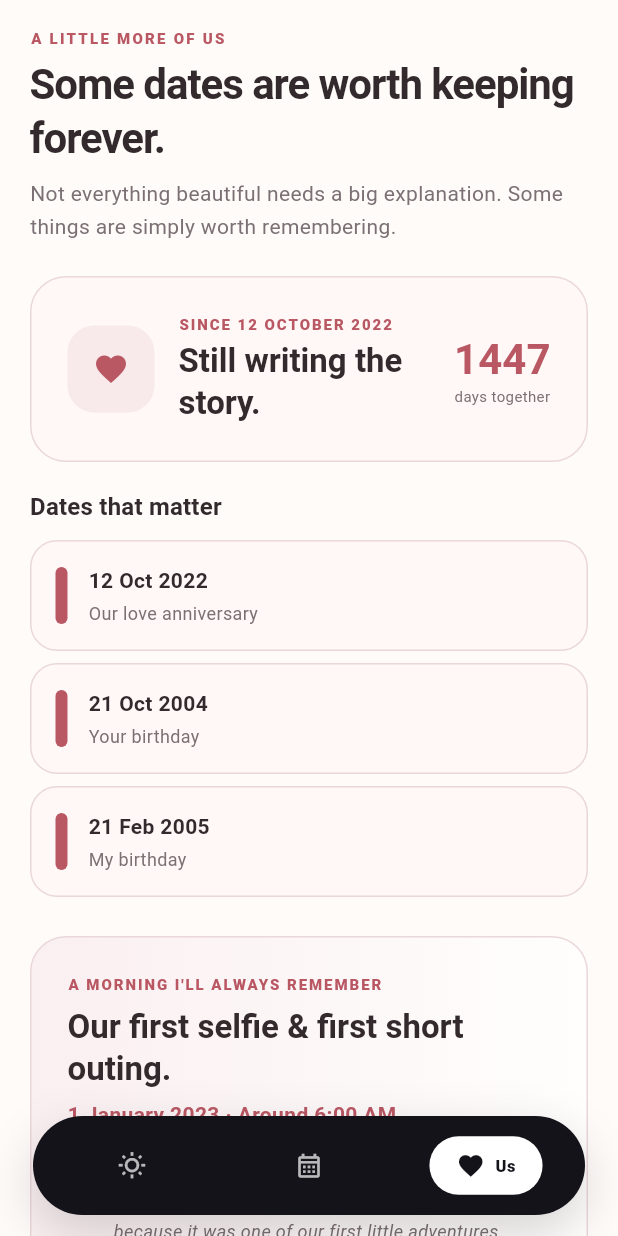
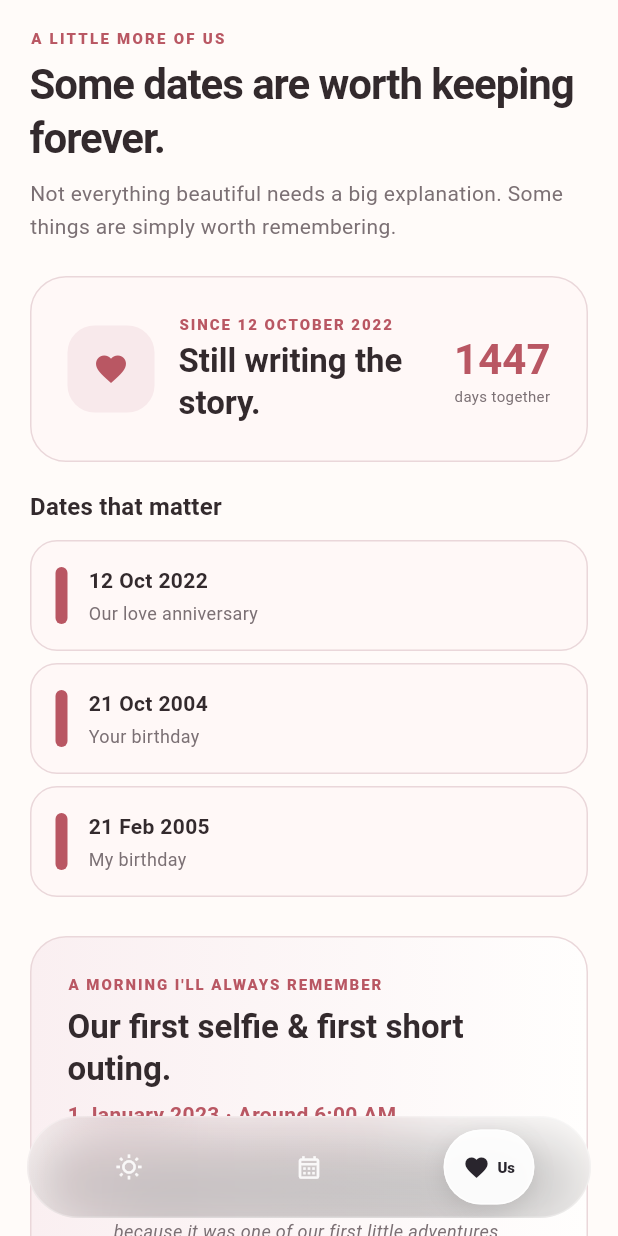
Before and after one commit to HAVSTech/her-little-space, a Flutter app: the screen it shows after launch, item 3 of the bottom bar chosen, on a phone screen of 412 x 824 dp. Run offline on Flutter 3.47's test engine with Material 3 defaults, Android fonts, the phone set to English and light mode, and no system bars; our stand-ins replace shared_preferences, supabase_flutter; accounts and stored records are empty; network calls fail.

Commit message:
Fix locale initialization and add liquid glass navigation

```diff
--- a/lib/main.dart
+++ b/lib/main.dart
@@ -2,6 +2,7 @@ import 'dart:async';
 import 'dart:ui' as ui;
 import 'package:flutter/material.dart';
 import 'package:intl/intl.dart';
+import 'package:intl/date_symbol_data_local.dart';
 import 'package:supabase_flutter/supabase_flutter.dart';
 import 'services/supabase_service.dart';
 import 'services/preferences_service.dart';
@@ -124,6 +125,7 @@ class AppState extends ChangeNotifier {
 
 Future<void> main() async {
   WidgetsFlutterBinding.ensureInitialized();
+  await initializeDateFormatting('en_IN');
   await Supabase.initialize(
     url: supabaseUrl,
     publishableKey: supabasePublishableKey,
@@ -219,18 +221,39 @@ class _FloatingBottomNav extends StatelessWidget {
     final bottom = MediaQuery.paddingOf(context).bottom;
 
     return Padding(
-      padding: EdgeInsets.fromLTRB(22, 0, 22, bottom + 14),
+      padding: EdgeInsets.fromLTRB(18, 0, 18, bottom + 12),
+      child: ClipRRect(
+        borderRadius: BorderRadius.circular(36),
+        child: BackdropFilter(
+          filter: ui.ImageFilter.blur(sigmaX: 22, sigmaY: 22),
           child: Container(
-        height: 66,
+            height: 68,
             padding: const EdgeInsets.all(7),
             decoration: BoxDecoration(
-          color: const Color(0xFF15131A),
-          borderRadius: BorderRadius.circular(34),
+              color: Colors.white.withValues(alpha: .12),
+              borderRadius: BorderRadius.circular(36),
+              border: Border.all(
+                color: Colors.white.withValues(alpha: .30),
+                width: 1,
+              ),
+              gradient: LinearGradient(
+                begin: Alignment.topLeft,
+                end: Alignment.bottomRight,
+                colors: [
+                  Colors.white.withValues(alpha: .20),
+                  Colors.white.withValues(alpha: .07),
+                ],
+              ),
               boxShadow: [
                 BoxShadow(
-              color: Colors.black.withValues(alpha: .16),
-              blurRadius: 28,
+                  color: Colors.black.withValues(alpha: .18),
+                  blurRadius: 30,
                   offset: const Offset(0, 12),
+                ),
+                BoxShadow(
+                  color: Colors.white.withValues(alpha: .06),
+                  blurRadius: 8,
+                  offset: const Offset(0, -1),
                 ),
               ],
             ),
@@ -245,18 +268,35 @@ class _FloatingBottomNav extends StatelessWidget {
                     onTap: () => onChanged(i),
                     child: Center(
                       child: AnimatedContainer(
-                    duration: const Duration(milliseconds: 300),
+                        duration: const Duration(milliseconds: 320),
                         curve: Curves.easeOutCubic,
+                        constraints: const BoxConstraints(minHeight: 50),
                         padding: EdgeInsets.symmetric(
-                      horizontal: selected ? 18 : 14,
-                      vertical: 10,
+                          horizontal: selected ? 12 : 14,
+                          vertical: 9,
                         ),
                         decoration: BoxDecoration(
-                      color: selected ? Colors.white : Colors.transparent,
-                      borderRadius: BorderRadius.circular(26),
+                          color: selected
+                              ? Colors.white.withValues(alpha: .94)
+                              : Colors.transparent,
+                          borderRadius: BorderRadius.circular(28),
+                          border: selected
+                              ? Border.all(
+                                  color: Colors.white.withValues(alpha: .75),
+                                )
+                              : null,
+                          boxShadow: selected
+                              ? [
+                                  BoxShadow(
+                                    color: Colors.black.withValues(alpha: .10),
+                                    blurRadius: 12,
+                                    offset: const Offset(0, 4),
+                                  ),
+                                ]
+                              : null,
                         ),
                         child: AnimatedSize(
-                      duration: const Duration(milliseconds: 260),
+                          duration: const Duration(milliseconds: 280),
                           curve: Curves.easeOutCubic,
                           alignment: Alignment.center,
                           child: Row(
@@ -272,20 +312,23 @@ class _FloatingBottomNav extends StatelessWidget {
                                 child: Icon(
                                   selected ? item.$2 : item.$1,
                                   key: ValueKey(selected),
-                              size: 19,
+                                  size: 18,
                                   color: selected
-                                  ? const Color(0xFF15131A)
-                                  : Colors.white70,
+                                      ? const Color(0xFF29252D)
+                                      : Colors.white.withValues(alpha: .88),
                                 ),
                               ),
                               if (selected) ...[
-                            const SizedBox(width: 7),
+                                const SizedBox(width: 5),
                                 Text(
                                   item.$3,
+                                  overflow: TextOverflow.clip,
+                                  softWrap: false,
                                   style: const TextStyle(
-                                color: Color(0xFF15131A),
-                                fontSize: 11,
+                                    color: Color(0xFF29252D),
+                                    fontSize: 10,
                                     fontWeight: FontWeight.w800,
+                                    letterSpacing: -.1,
                                   ),
                                 ),
                               ],
@@ -297,6 +340,8 @@ class _FloatingBottomNav extends StatelessWidget {
                   ),
                 );
               }),
+            ),
+          ),
         ),
       ),
     );
```
Lines whose indentation alone changed are shown as unchanged.
